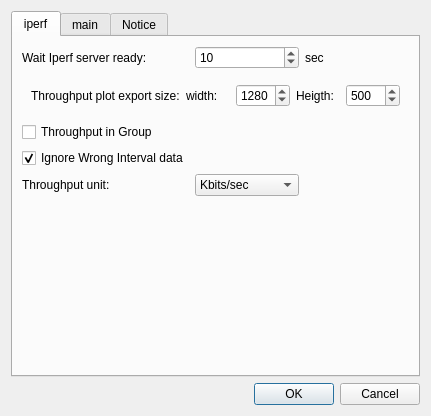
coolshou/qiperf, file qiperfc/src/dlgoption.ui: the form before one commit.
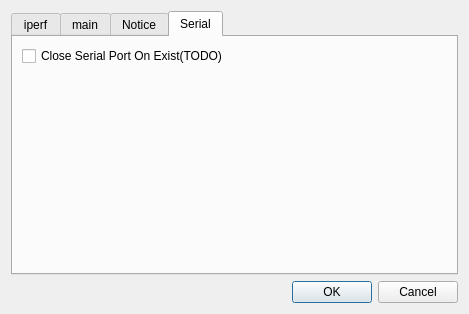
The form after the commit. Icons and pictures are not drawn.

Commit message: add tab_Serial

```diff
--- a/qiperfc/src/dlgoption.ui
+++ b/qiperfc/src/dlgoption.ui
@@ -9,8 +9,8 @@
    <rect>
     <x>0</x>
     <y>0</y>
-    <width>431</width>
-    <height>416</height>
+    <width>469</width>
+    <height>314</height>
    </rect>
   </property>
   <property name="windowTitle">
@@ -24,7 +24,7 @@
    <item>
     <widget class="QTabWidget" name="tabWidget">
      <property name="currentIndex">
-      <number>0</number>
+      <number>3</number>
      </property>
      <widget class="QWidget" name="tab_iperf">
       <attribute name="title">
@@ -319,6 +319,33 @@
        </item>
       </layout>
      </widget>
+     <widget class="QWidget" name="tab_Serial">
+      <attribute name="title">
+       <string>Serial</string>
+      </attribute>
+      <layout class="QVBoxLayout" name="verticalLayout_3">
+       <item>
+        <widget class="QCheckBox" name="cbCloseOnExist">
+         <property name="text">
+          <string>Close Serial Port On Exist(TODO)</string>
+         </property>
+        </widget>
+       </item>
+       <item>
+        <spacer name="verticalSpacer_4">
+         <property name="orientation">
+          <enum>Qt::Vertical</enum>
+         </property>
+         <property name="sizeHint" stdset="0">
+          <size>
+           <width>20</width>
+           <height>40</height>
+          </size>
+         </property>
+        </spacer>
+       </item>
+      </layout>
+     </widget>
     </widget>
    </item>
    <item>
```
